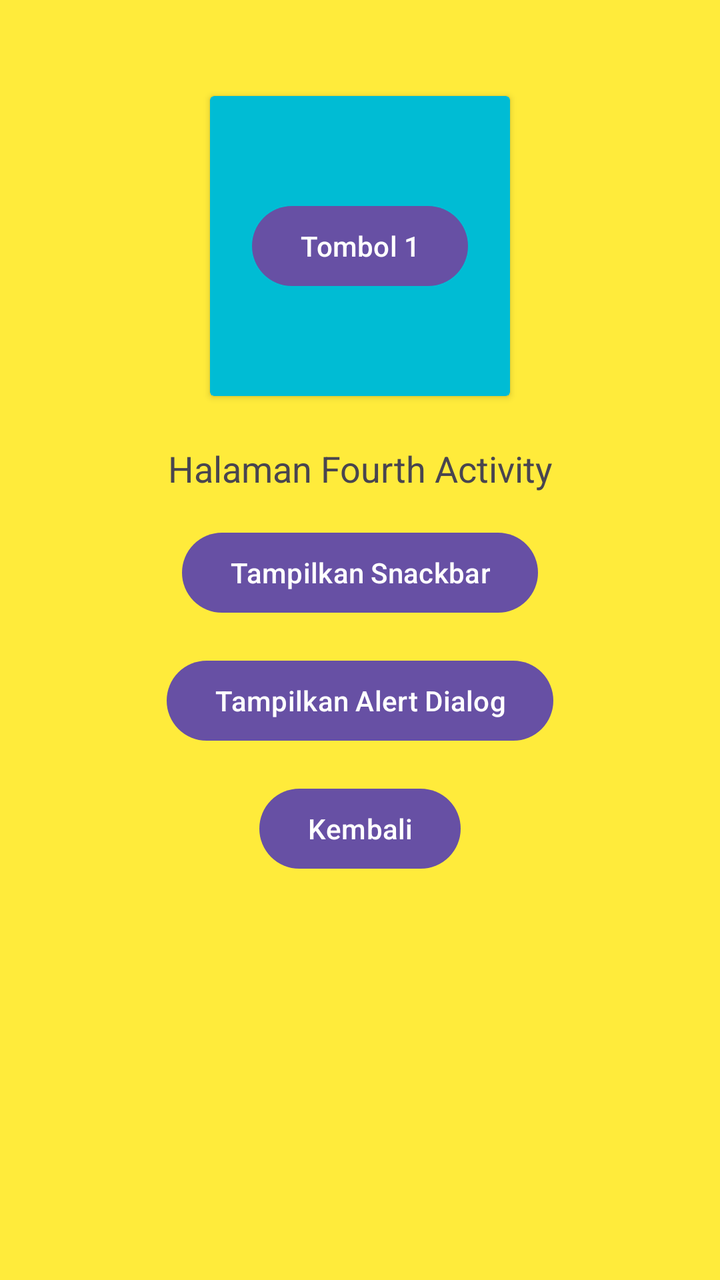
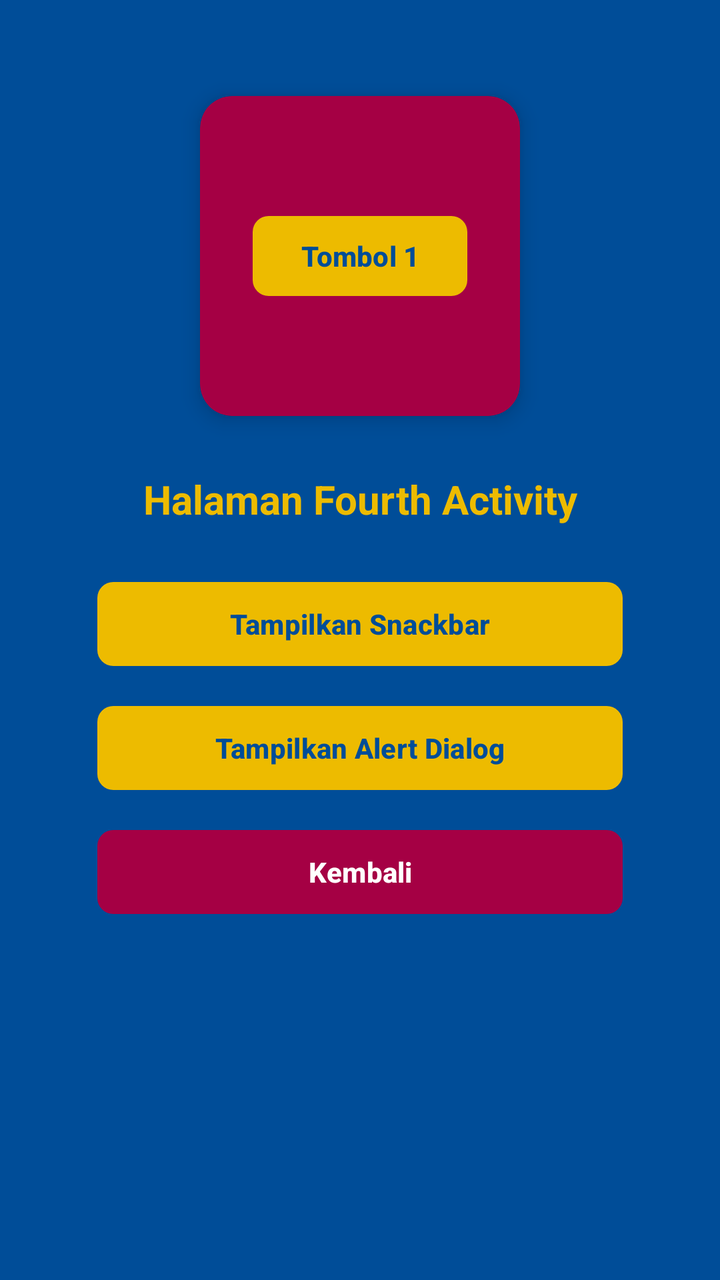

Two renders of the same Android screen: before a commit and after it. Below are the layout's source before the change and the commit's diff.
<!-- AndroidManifest.xml: application theme Theme.Uranus_Dapi -->
<!-- res/layout/activity_fourth.xml -->
<?xml version="1.0" encoding="utf-8"?>
<androidx.constraintlayout.widget.ConstraintLayout
    xmlns:android="http://schemas.android.com/apk/res/android"
    xmlns:app="http://schemas.android.com/apk/res-auto"
    xmlns:tools="http://schemas.android.com/tools"
    android:id="@+id/main"
    android:layout_width="match_parent"
    android:layout_height="match_parent"
    android:background="#FFEB3B"
    tools:context=".pertemuan_4.FourthActivity">

    <androidx.cardview.widget.CardView
        android:id="@+id/cardView"
        android:layout_width="150dp"
        android:layout_height="150dp"
        android:layout_marginTop="48dp"
        android:backgroundTint="#00BCD4"
        app:layout_constraintEnd_toEndOf="parent"
        app:layout_constraintStart_toStartOf="parent"
        app:layout_constraintTop_toTopOf="parent">

        <androidx.constraintlayout.widget.ConstraintLayout
            android:layout_width="match_parent"
            android:layout_height="match_parent"
            android:layout_margin="15dp">

            <Button
                android:id="@+id/btn1"
                android:layout_width="wrap_content"
                android:layout_height="wrap_content"
                android:text="Tombol 1"
                app:layout_constraintBottom_toBottomOf="parent"
                app:layout_constraintEnd_toEndOf="parent"
                app:layout_constraintStart_toStartOf="parent"
                app:layout_constraintTop_toTopOf="parent" />

        </androidx.constraintlayout.widget.ConstraintLayout>

    </androidx.cardview.widget.CardView>

    <TextView
        android:id="@+id/tvHasil"
        android:layout_width="wrap_content"
        android:layout_height="wrap_content"
        android:layout_marginTop="24dp"
        android:text="Halaman Fourth Activity"
        android:textSize="18sp"
        app:layout_constraintEnd_toEndOf="parent"
        app:layout_constraintStart_toStartOf="parent"
        app:layout_constraintTop_toBottomOf="@id/cardView" />

    <Button
        android:id="@+id/btnShowSnackbar"
        android:layout_width="wrap_content"
        android:layout_height="wrap_content"
        android:layout_marginTop="16dp"
        android:text="Tampilkan Snackbar"
        app:layout_constraintEnd_toEndOf="parent"
        app:layout_constraintStart_toStartOf="parent"
        app:layout_constraintTop_toBottomOf="@id/tvHasil" />

    <Button
        android:id="@+id/btnShowAlertDialog"
        android:layout_width="wrap_content"
        android:layout_height="wrap_content"
        android:layout_marginTop="16dp"
        android:text="Tampilkan Alert Dialog"
        app:layout_constraintEnd_toEndOf="parent"
        app:layout_constraintStart_toStartOf="parent"
        app:layout_constraintTop_toBottomOf="@id/btnShowSnackbar" />

    <Button
        android:id="@+id/btnKembali"
        android:layout_width="wrap_content"
        android:layout_height="wrap_content"
        android:layout_marginTop="16dp"
        android:text="Kembali"
        app:layout_constraintEnd_toEndOf="parent"
        app:layout_constraintStart_toStartOf="parent"
        app:layout_constraintTop_toBottomOf="@id/btnShowAlertDialog" />


</androidx.constraintlayout.widget.ConstraintLayout>
<!-- resources referenced by this layout -->
<resources>
  <style name="Theme.Uranus_Dapi" parent="Base.Theme.Uranus_Dapi" />
  <style name="Base.Theme.Uranus_Dapi" parent="Theme.Material3.DayNight.NoActionBar">
          
          
      </style>
</resources>

<!-- the commit's change to res/layout/activity_fourth.xml (unified diff, before → after) -->
@@ -6,15 +6,19 @@
     android:id="@+id/main"
     android:layout_width="match_parent"
     android:layout_height="match_parent"
-    android:background="#FFEB3B"
+    android:background="#004D98"
+    android:padding="16dp"
     tools:context=".pertemuan_4.FourthActivity">
 
+    
     <androidx.cardview.widget.CardView
         android:id="@+id/cardView"
-        android:layout_width="150dp"
-        android:layout_height="150dp"
-        android:layout_marginTop="48dp"
-        android:backgroundTint="#00BCD4"
+        android:layout_width="160dp"
+        android:layout_height="160dp"
+        android:layout_marginTop="32dp"
+        app:cardBackgroundColor="#A50044"
+        app:cardCornerRadius="16dp"
+        app:cardElevation="6dp"
         app:layout_constraintEnd_toEndOf="parent"
         app:layout_constraintStart_toStartOf="parent"
         app:layout_constraintTop_toTopOf="parent">
@@ -22,13 +26,17 @@
         <androidx.constraintlayout.widget.ConstraintLayout
             android:layout_width="match_parent"
             android:layout_height="match_parent"
-            android:layout_margin="15dp">
+            android:padding="12dp">
 
-            <Button
+            <com.google.android.material.button.MaterialButton
                 android:id="@+id/btn1"
                 android:layout_width="wrap_content"
                 android:layout_height="wrap_content"
                 android:text="Tombol 1"
+                android:textColor="#004D98"
+                android:textStyle="bold"
+                app:backgroundTint="#EDBB00"
+                app:cornerRadius="8dp"
                 app:layout_constraintBottom_toBottomOf="parent"
                 app:layout_constraintEnd_toEndOf="parent"
                 app:layout_constraintStart_toStartOf="parent"
@@ -38,46 +46,66 @@
 
     </androidx.cardview.widget.CardView>
 
+    
     <TextView
         android:id="@+id/tvHasil"
         android:layout_width="wrap_content"
         android:layout_height="wrap_content"
-        android:layout_marginTop="24dp"
+        android:layout_marginTop="28dp"
         android:text="Halaman Fourth Activity"
-        android:textSize="18sp"
+        android:textColor="#EDBB00"
+        android:textSize="20sp"
+        android:textStyle="bold"
         app:layout_constraintEnd_toEndOf="parent"
         app:layout_constraintStart_toStartOf="parent"
         app:layout_constraintTop_toBottomOf="@id/cardView" />
 
-    <Button
+    
+    <com.google.android.material.button.MaterialButton
         android:id="@+id/btnShowSnackbar"
-        android:layout_width="wrap_content"
-        android:layout_height="wrap_content"
-        android:layout_marginTop="16dp"
+        android:layout_width="0dp"
+        android:layout_height="50dp"
+        android:layout_marginTop="24dp"
         android:text="Tampilkan Snackbar"
+        android:textColor="#004D98"
+        android:textStyle="bold"
+        app:backgroundTint="#EDBB00"
+        app:cornerRadius="8dp"
         app:layout_constraintEnd_toEndOf="parent"
         app:layout_constraintStart_toStartOf="parent"
-        app:layout_constraintTop_toBottomOf="@id/tvHasil" />
+        app:layout_constraintTop_toBottomOf="@id/tvHasil"
+        app:layout_constraintWidth_percent="0.8" />
 
-    <Button
+    
+    <com.google.android.material.button.MaterialButton
         android:id="@+id/btnShowAlertDialog"
-        android:layout_width="wrap_content"
-        android:layout_height="wrap_content"
-        android:layout_marginTop="16dp"
+        android:layout_width="0dp"
+        android:layout_height="50dp"
+        android:layout_marginTop="12dp"
         android:text="Tampilkan Alert Dialog"
+        android:textColor="#004D98"
+        android:textStyle="bold"
+        app:backgroundTint="#EDBB00"
+        app:cornerRadius="8dp"
         app:layout_constraintEnd_toEndOf="parent"
         app:layout_constraintStart_toStartOf="parent"
-        app:layout_constraintTop_toBottomOf="@id/btnShowSnackbar" />
+        app:layout_constraintTop_toBottomOf="@id/btnShowSnackbar"
+        app:layout_constraintWidth_percent="0.8" />
 
-    <Button
+    
+    <com.google.android.material.button.MaterialButton
         android:id="@+id/btnKembali"
-        android:layout_width="wrap_content"
-        android:layout_height="wrap_content"
-        android:layout_marginTop="16dp"
+        android:layout_width="0dp"
+        android:layout_height="50dp"
+        android:layout_marginTop="12dp"
         android:text="Kembali"
+        android:textColor="#FFFFFF"
+        android:textStyle="bold"
+        app:backgroundTint="#A50044"
+        app:cornerRadius="8dp"
         app:layout_constraintEnd_toEndOf="parent"
         app:layout_constraintStart_toStartOf="parent"
-        app:layout_constraintTop_toBottomOf="@id/btnShowAlertDialog" />
-
+        app:layout_constraintTop_toBottomOf="@id/btnShowAlertDialog"
+        app:layout_constraintWidth_percent="0.8" />
 
 </androidx.constraintlayout.widget.ConstraintLayout>
